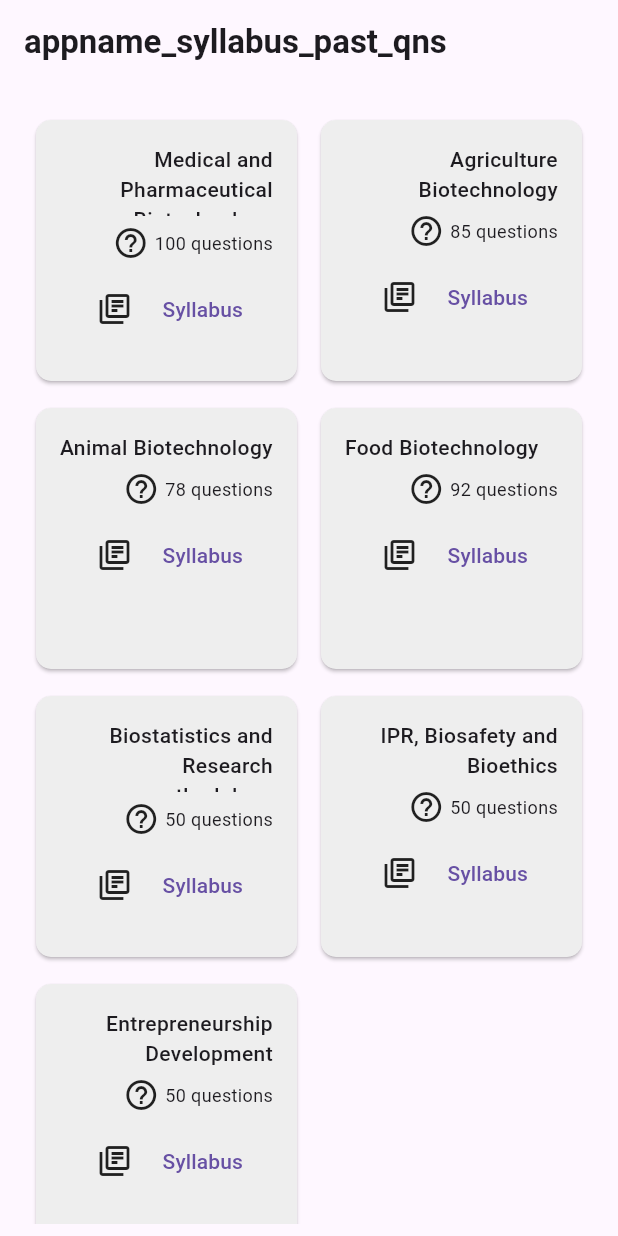
After one commit to rizanB/past_qns, a Flutter app: the screen it shows after launch, on a phone screen of 412 x 824 dp. The commit adds this screen. Run offline on Flutter 3.47's test engine with Material 3 defaults, Android fonts, the phone set to English and light mode, and no system bars.

Commit message:
chore: extract widgets to separate files

```diff
--- a/lib/data/course_data.dart
+++ /dev/null
@@ -1,40 +0,0 @@
-// import 'package:flutter/foundation.dart'; // For @required annotation
-
-class Course {
-  final String name;
-  final List<Question> questions;
-
-  Course({required this.name, required this.questions});
-}
-
-class Question {
-  final int id; // Assuming questions have unique IDs
-  final String type; // Long, Short, Very Short (or your desired categories)
-  final String question;
-  final List<String> appearedIn; // List of exams/sources where the question appeared
-
-  Question({
-    required this.id,
-    required this.type,
-    required this.question,
-    required this.appearedIn,
-  });
-}
-
-// Assuming you have a mechanism to fetch course data (replace with your actual logic)
-List<Course> courses = [
-  Course(
-    name: 'Pharmaceutical Microbiology and Quality Management',
-    questions: [
-      Question(
-        id: 1,
-        type: "long",
-        question:
-            "The cost and slow processing of Sanger sequencing has been overcome with more advanced technologies. Describe the various advances made in this technology with their individual underlying principle.",
-        appearedIn: ["Internal, 2079"],
-      ),
-      // ... add more questions for this course
-    ],
-  ),
-  // ... add other courses
-];
--- /dev/null
+++ b/lib/screens/home_screen.dart
@@ -0,0 +1,41 @@
+import 'package:flutter/material.dart';
+import 'package:past_qns/data/courses.dart';
+import 'package:past_qns/widgets/course_card.dart';
+
+class HomeScreen extends StatelessWidget {
+  const HomeScreen({
+    super.key,
+  });
+
+  @override
+  Widget build(BuildContext context) {
+    return Scaffold(
+      appBar: AppBar(
+        title: const Text("appname_syllabus_past_qns",
+            style: TextStyle(fontSize: 22.0, fontWeight: FontWeight.bold)),
+      ),
+      body: Padding(
+        padding: const EdgeInsets.symmetric(horizontal: 8, vertical: 8),
+        child: GridView.count(
+          crossAxisCount: 2, // Two columns
+          mainAxisSpacing: 10.0, // Spacing between cards
+          crossAxisSpacing: 8.0, // Spacing between columns
+          padding: const EdgeInsets.all(12.0), // Add padding around the grid
+          children: List.generate(courses.length, (index) {
+            final courseId = courses[index]["course_id"] as int;
+            final courseCode = courses[index]["course_code"] as String;
+            final courseName = courses[index]["course_name"] as String;
+            final questions = courses[index]["questions"] as int;
+
+            return CourseCard(
+              course_id: courseId,
+              course_code: courseCode,
+              course_name: courseName,
+              questions: questions,
+            );
+          }),
+        ),
+      ),
+    );
+  }
+}
--- /dev/null
+++ b/lib/widgets/course_card.dart
@@ -0,0 +1,121 @@
+import 'package:flutter/material.dart';
+import 'package:past_qns/data/courses.dart';
+import 'package:past_qns/screens/past_qn_screen.dart';
+import 'package:past_qns/screens/syllabus_screen.dart';
+
+class CourseCard extends StatelessWidget {
+  final int course_id;
+  final String course_code;
+  final String course_name;
+  final int questions;
+
+  const CourseCard(
+      {super.key,
+      required this.course_id,
+      required this.course_code,
+      required this.course_name,
+      required this.questions});
+
+  @override
+  Widget build(BuildContext context) {
+    return GestureDetector(
+      onTap: () {
+        Navigator.push(
+          context,
+          MaterialPageRoute(
+            builder: (context) => PastQuestionScreen(
+                course_id: course_id,
+                course_code: course_code,
+                course_name: course_name,
+                questions: questions),
+          ),
+        );
+      },
+      child: Card(
+        shape:
+            RoundedRectangleBorder(borderRadius: BorderRadius.circular(10.0)),
+        color: Colors.grey[200],
+        child: Padding(
+          padding: const EdgeInsets.all(8.0),
+          child: IntrinsicHeight(
+            child: Padding(
+              padding: const EdgeInsets.all(8),
+              child: Column(
+                crossAxisAlignment: CrossAxisAlignment.start,
+                mainAxisSize: MainAxisSize.min,
+                children: [
+                  Flexible(
+                    flex: 1,
+                    child: Padding(
+                      padding: const EdgeInsets.fromLTRB(0, 0, 0, 0),
+                      child: Text(
+                        course_name,
+                        textAlign: TextAlign.right,
+                        style: const TextStyle(
+                          fontWeight: FontWeight.w500,
+                        ),
+                      ),
+                    ),
+                  ),
+                  const SizedBox(height: 6.0),
+                  Row(
+                    children: [
+                      const Spacer(),
+                      const Icon(Icons.help_outline),
+                      const SizedBox(width: 4.0),
+                      Text(
+                        "$questions questions",
+                        style: const TextStyle(
+                            fontSize: 12.0), // Adjust question text size
+                      ),
+                    ],
+                  ),
+                  Row(
+                    mainAxisAlignment: MainAxisAlignment.end,
+                    children: [
+                      const Icon(Icons.my_library_books_outlined),
+                      Padding(
+                        padding: const EdgeInsets.all(8.0),
+                        child: TextButton(
+                          onPressed: () {
+                            final selectedCourse = courses.firstWhere(
+                                (course) =>
+                                    course['course_id'] ==
+                                    course_id); // Find the selected course
+
+                             // Access syllabus data
+
+                            final courseName =
+                                selectedCourse["course_name"].toString();
+
+                            final courseCode =
+                                selectedCourse["course_code"].toString();
+
+                            Navigator.push(
+                              context,
+                              MaterialPageRoute(
+                                builder: (context) => SyllabusScreen(
+                                  courseSyllabus:  selectedCourse[
+                                'course_syllabus'] as List<dynamic>,
+                                  courseName: courseName,
+                                  courseCode: courseCode,
+                                ),
+                              ),
+                            );
+                          },
+                          child: const Text("Syllabus",
+                              style: TextStyle(
+                                  fontSize: 14.0)),
+                        ),
+                      )
+                    ],
+                  ),
+                ],
+              ),
+            ),
+          ),
+        ),
+      ),
+    );
+  }
+}
```
Also changed, not shown: lib/main.dart (+3 -149 lines), lib/screens/past_qn_screen.dart (renamed from lib/screens/course_detail_screen.dart, +4 -4 lines).
